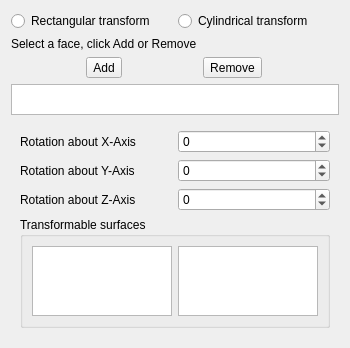
Before: the Qt Designer form src/Mod/Fem/Gui/TaskFemConstraintTransform.ui in southseact-3d/fcd, drawn with Qt 5.
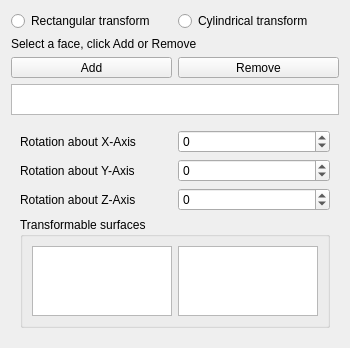
After: the same form once the commit is applied.

Commit message:
[FEM] Expand Add/Remove buttons in constraint tasks
Minor UI improvement. The behavior had changed when the buttons were changed
from `QPushButton` to `QToolButton` in 457c8b6de2626e0ed5bc56fcce7aaf9d784dbc1d.

The edit to the form file:
```diff
--- a/src/Mod/Fem/Gui/TaskFemConstraintTransform.ui
+++ b/src/Mod/Fem/Gui/TaskFemConstraintTransform.ui
@@ -49,6 +49,18 @@
     <layout class="QHBoxLayout" name="hLayout1">
      <item>
       <widget class="QToolButton" name="btnAdd">
+       <property name="sizePolicy">
+        <sizepolicy hsizetype="Expanding" vsizetype="Fixed">
+         <horstretch>0</horstretch>
+         <verstretch>0</verstretch>
+        </sizepolicy>
+       </property>
+       <property name="sizePolicy">
+        <sizepolicy hsizetype="Expanding" vsizetype="Fixed">
+         <horstretch>0</horstretch>
+         <verstretch>0</verstretch>
+        </sizepolicy>
+       </property>
        <property name="text">
         <string>Add</string>
        </property>
@@ -59,6 +71,18 @@
      </item>
      <item>
       <widget class="QToolButton" name="btnRemove">
+       <property name="sizePolicy">
+        <sizepolicy hsizetype="Expanding" vsizetype="Fixed">
+         <horstretch>0</horstretch>
+         <verstretch>0</verstretch>
+        </sizepolicy>
+       </property>
+       <property name="sizePolicy">
+        <sizepolicy hsizetype="Expanding" vsizetype="Fixed">
+         <horstretch>0</horstretch>
+         <verstretch>0</verstretch>
+        </sizepolicy>
+       </property>
        <property name="text">
         <string>Remove</string>
        </property>
```
The commit also changes 9 other files.
